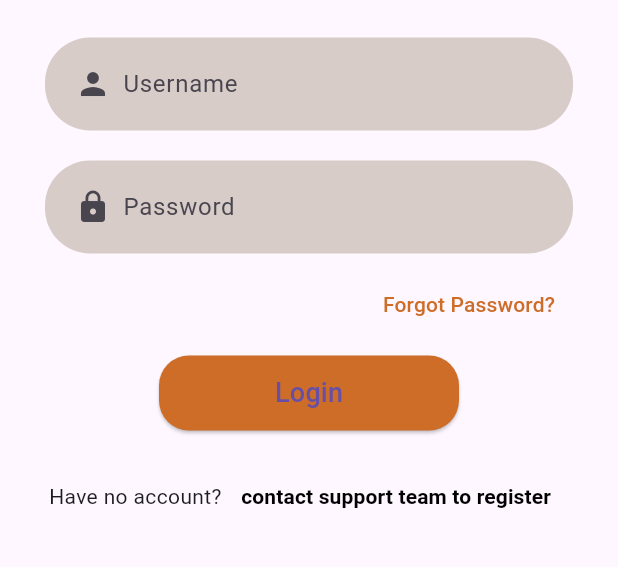
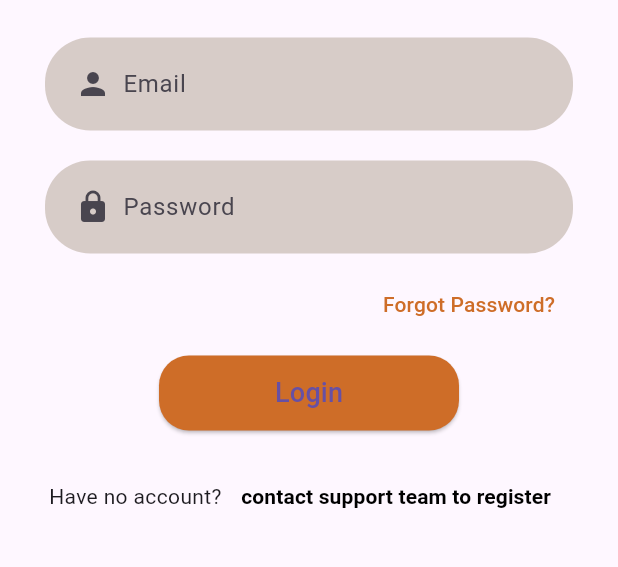
Before and after one commit to ademnea/Bee-keeper-s-mobile-app, a Flutter app: the login screen opened directly, after a tap on "Login", on a phone screen of 412 x 824 dp, the part 495-1062 px from its top. Run offline on Flutter 3.47's test engine with Material 3 defaults, Android fonts, the phone set to English and light mode, and no system bars; our stand-ins replace cached_network_image, carousel_slider, fl_chart, fluttertoast, google_nav_bar, line_icons and 2 more; network calls fail.

```diff
--- a/farmer_app/lib/login.dart
+++ b/farmer_app/lib/login.dart
@@ -1,5 +1,5 @@
 import 'dart:convert';
-
+import 'package:fluttertoast/fluttertoast.dart';
 import 'package:farmer_app/home.dart';
 import 'package:farmer_app/navbar.dart';
 import 'package:farmer_app/splashscreen.dart';
@@ -17,24 +17,32 @@ final TextEditingController usernamecontroller = TextEditingController();
 final TextEditingController passwordcontroller = TextEditingController();
 
 Future Logmein(BuildContext context) async {
-  var url = "http://ademnea.net/API/";
-  var response = await http.post(Uri.parse(url), body: {
-    "username": usernamecontroller.text,
-    "password": passwordcontroller.text,
-  });
+//login code from postman
 
-  var data = jsonDecode(response.body);
-  if (data == "success") {
-    // Fluttertoast.showToast(
-    //     msg: "Login Successful",
-    //     toastLength: Toast.LENGTH_SHORT,
-    //     gravity: ToastGravity.CENTER,
-    //     timeInSecForIosWeb: 1,
-    //     backgroundColor: Colors.green,
-    //     textColor: Colors.white,
-    //     fontSize: 16.0);
+  var headers = {'Accept': 'application/json'};
+  var request = http.MultipartRequest(
+      'POST', Uri.parse('https://www.ademnea.net/api/v1/login'));
+  request.fields.addAll(
+      {'email': usernamecontroller.text, 'password': passwordcontroller.text});
 
-    //now log the farmer in
+  request.headers.addAll(headers);
+
+  http.StreamedResponse response = await request.send();
+
+  if (response.statusCode == 200) {
+    //print success message
+    print(await response.stream.bytesToString());
+
+    Fluttertoast.showToast(
+        msg: "Successful!",
+        toastLength: Toast.LENGTH_SHORT,
+        gravity: ToastGravity.CENTER,
+        timeInSecForIosWeb: 1,
+        backgroundColor: Colors.green,
+        textColor: Colors.white,
+        fontSize: 16.0);
+
+    //Log the farmer in.
     Navigator.push(
       context,
       MaterialPageRoute(
@@ -42,14 +50,17 @@ Future Logmein(BuildContext context) async {
       ),
     );
   } else {
-    // Fluttertoast.showToast(
-    //     msg: "Wrong Credentials!",
-    //     toastLength: Toast.LENGTH_SHORT,
-    //     gravity: ToastGravity.CENTER,
-    //     timeInSecForIosWeb: 1,
-    //     backgroundColor: Colors.red,
-    //     textColor: Colors.white,
-    //     fontSize: 16.0);
+    //print "unauthorized"
+    print("Wrong credentials!");
+
+    Fluttertoast.showToast(
+        msg: "Wrong Credentials!",
+        toastLength: Toast.LENGTH_SHORT,
+        gravity: ToastGravity.CENTER,
+        timeInSecForIosWeb: 1,
+        backgroundColor: Colors.red,
+        textColor: Colors.white,
+        fontSize: 16.0);
   }
 }
 
@@ -83,9 +94,9 @@ class _loginState extends State<login> {
                   ),
 
                   TextField(
-                    //controller: _acctController,
+                    controller: usernamecontroller,
                     decoration: InputDecoration(
-                      labelText: 'Username',
+                      labelText: 'Email',
                       fillColor: Colors.brown.shade100, // Background color
                       filled:
                           true, // Set to true to fill the background with the specified color
@@ -111,7 +122,7 @@ class _loginState extends State<login> {
                   ),
 
                   TextField(
-                    //controller: _acctController,
+                    controller: passwordcontroller,
                     decoration: InputDecoration(
                       labelText: 'Password',
                       fillColor: Colors.brown.shade100, // Background color
--- a/farmer_app/pubspec.yaml
+++ b/farmer_app/pubspec.yaml
@@ -42,7 +42,7 @@ dev_dependencies:
   animated_text_kit: ^4.2.1  # Add this line
   file_picker: ^6.0.0
   http: ^1.2.1
-  fluttertoast: ^8.2.5
+  fluttertoast: ^8.2.2
   intl: ^0.18.1
   google_nav_bar: ^5.0.6
   line_icons: ^2.0.0
```
Also changed, not shown: 1 other file.
